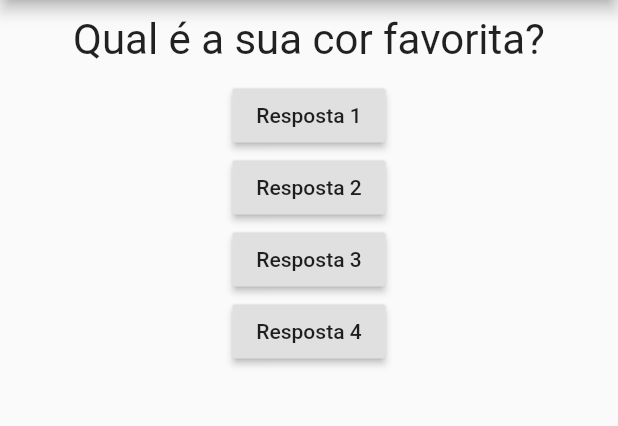
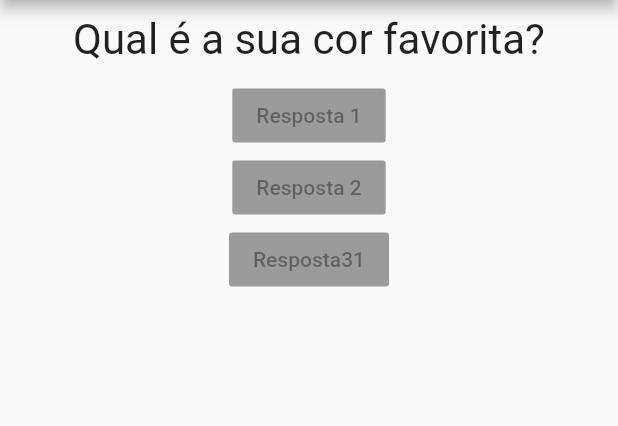
Before and after one commit to bernardoduartes/quiz_flutter, a Flutter app: the screen it shows after launch, on a phone screen of 412 x 824 dp, the part 84-510 px from its top. Run offline on Flutter 3.47's test engine with Material 2 defaults, Android fonts, the phone set to English and light mode, and no system bars.

Commit message:
adicionando componente response

```diff
--- a/lib/main.dart
+++ b/lib/main.dart
@@ -1,6 +1,7 @@
 import 'package:flutter/material.dart';
 import 'package:flutter/widgets.dart';
 import 'package:quiz_flutter/question.dart';
+import 'package:quiz_flutter/response.dart';
 
 main() => runApp(QuizApp());
 
@@ -35,24 +36,9 @@ class _QuizAppState extends State<QuizApp> {
         body: Column(
           children: [
             Question(perguntas[_perguntaSelecionada]),
-            RaisedButton(
-              child: Text('Resposta 1'),
-              onPressed: _responder,
-            ),
-            RaisedButton(
-              child: Text('Resposta 2'),
-              onPressed: () {
-                print('Pergunta 2 respondida!');
-              },
-            ),
-            RaisedButton(
-              child: Text('Resposta 3'),
-              onPressed: resposta3Function(),
-            ),
-            RaisedButton(
-              child: Text('Resposta 4'),
-              onPressed: () => print('Pergunta 4 respondida!'),
-            ),
+            Response("Resposta 1"),
+            Response("Resposta 2"),
+            Response("Resposta31"),
           ],
         ),
       ),
--- a/lib/response.dart
+++ b/lib/response.dart
@@ -1,4 +1,5 @@
 import 'package:flutter/cupertino.dart';
+import 'package:flutter/material.dart';
 
 class Response extends StatelessWidget {
   final String text;
@@ -7,6 +8,9 @@ class Response extends StatelessWidget {
 
   @override
   Widget build(BuildContext context) {
-    throw UnimplementedError();
+    return RaisedButton(
+      child: Text(text),
+      onPressed: null,
+    );
   }
 }
```
